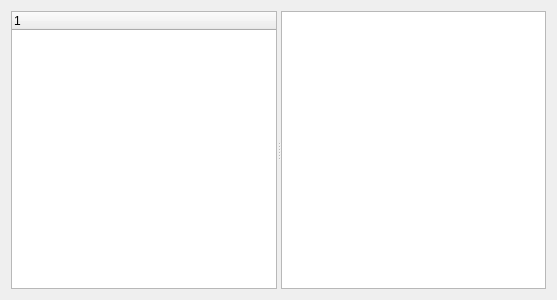
Old version of the form appli/grapher/gui/src/wgLogs.ui in the repository snaress/studio.
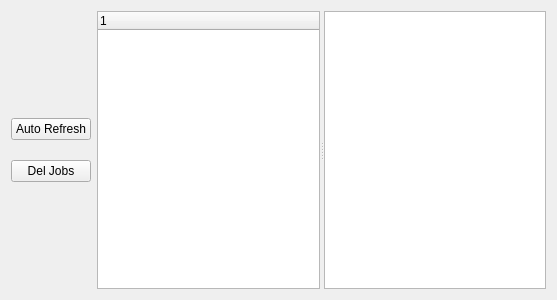
New version of the form.

The edit to the form file:
```diff
--- a/appli/grapher/gui/src/wgLogs.ui
+++ b/appli/grapher/gui/src/wgLogs.ui
@@ -15,6 +15,68 @@
   </property>
   <layout class="QGridLayout" name="gridLayout">
    <item row="0" column="0">
+    <layout class="QVBoxLayout" name="vlButtons">
+     <property name="spacing">
+      <number>20</number>
+     </property>
+     <item>
+      <spacer name="verticalSpacer">
+       <property name="orientation">
+        <enum>Qt::Vertical</enum>
+       </property>
+       <property name="sizeHint" stdset="0">
+        <size>
+         <width>20</width>
+         <height>40</height>
+        </size>
+       </property>
+      </spacer>
+     </item>
+     <item>
+      <widget class="QPushButton" name="pbAutoRefresh">
+       <property name="text">
+        <string>Auto Refresh</string>
+       </property>
+       <property name="checkable">
+        <bool>true</bool>
+       </property>
+       <property name="checked">
+        <bool>false</bool>
+       </property>
+       <property name="autoRepeat">
+        <bool>true</bool>
+       </property>
+       <property name="default">
+        <bool>false</bool>
+       </property>
+       <property name="flat">
+        <bool>false</bool>
+       </property>
+      </widget>
+     </item>
+     <item>
+      <widget class="QPushButton" name="pbDelJobs">
+       <property name="text">
+        <string>Del Jobs</string>
+       </property>
+      </widget>
+     </item>
+     <item>
+      <spacer name="verticalSpacer_3">
+       <property name="orientation">
+        <enum>Qt::Vertical</enum>
+       </property>
+       <property name="sizeHint" stdset="0">
+        <size>
+         <width>20</width>
+         <height>40</height>
+        </size>
+       </property>
+      </spacer>
+     </item>
+    </layout>
+   </item>
+   <item row="0" column="1">
     <widget class="QSplitter" name="splitter">
      <property name="orientation">
       <enum>Qt::Horizontal</enum>
```
